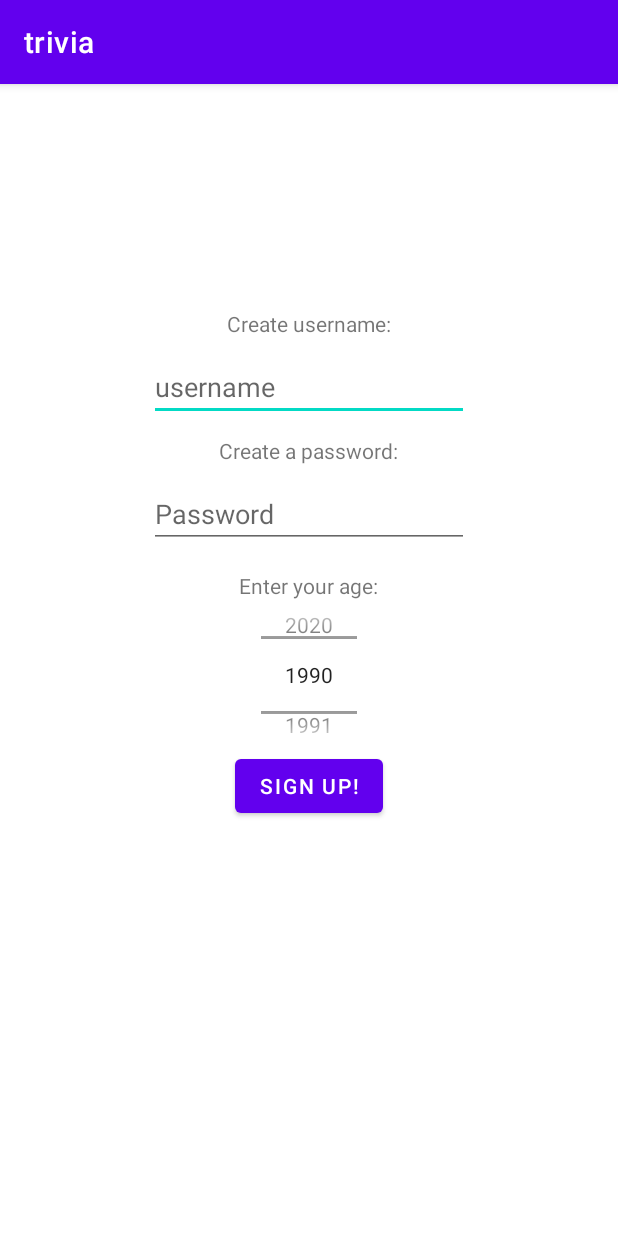
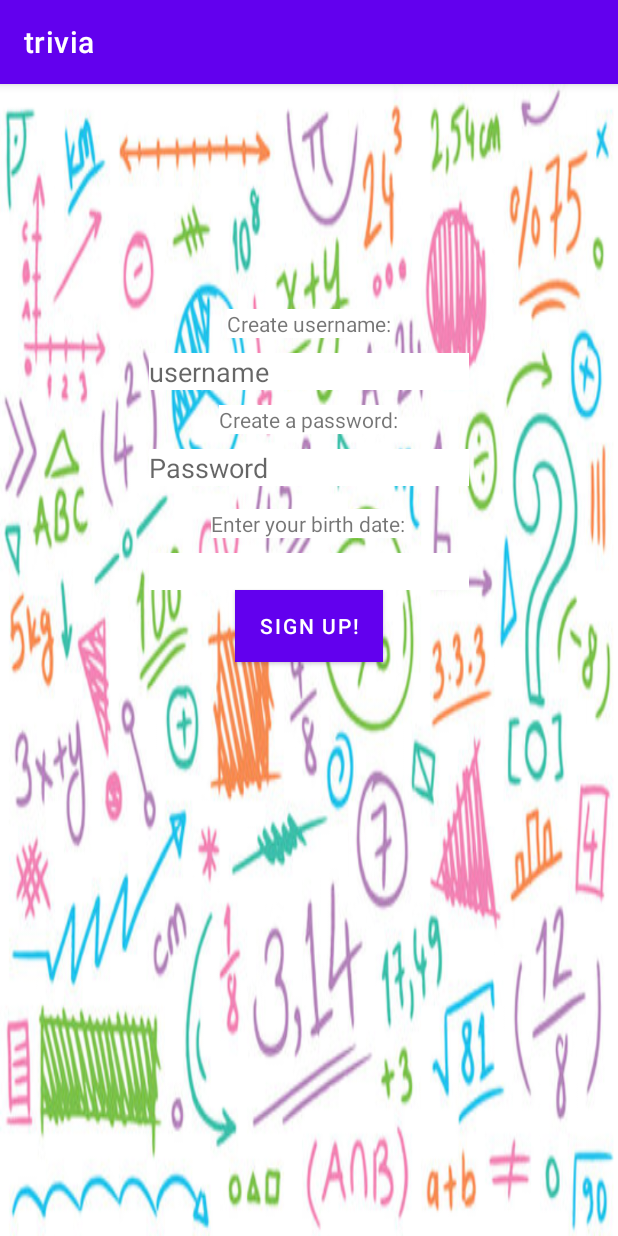
Before and after one commit to swiftie1321/TriviaProject, an Android app: the SignUpScreen screen opened directly, with no data from a screen before it, on a phone screen of 412 x 824 dp. Run offline under Robolectric (Android 15) with nearby library versions, the light colour scheme and no system bars.

Commit message:
New background and perhaps managed to fix execution problem.

```diff
--- a/app/src/main/java/com/example/trivia/MainActivity.java
+++ b/app/src/main/java/com/example/trivia/MainActivity.java
@@ -22,9 +22,6 @@ public class MainActivity extends AppCompatActivity implements View.OnClickListe
     protected void onCreate(Bundle savedInstanceState) {
         super.onCreate(savedInstanceState);
         setContentView(R.layout.activity_main);
-
-        //Dark mode button
-        dark_mode_switch = (Switch) findViewById(R.id.dark_mode);
 
         //Sign Up and Log In Buttons
         sign_up = findViewById(R.id.sign_up_button);
--- a/app/src/main/java/com/example/trivia/SignUpScreen.java
+++ b/app/src/main/java/com/example/trivia/SignUpScreen.java
@@ -34,20 +34,11 @@ public class SignUpScreen extends AppCompatActivity implements View.OnClickListe
         signed_up_go_to_next_activity = findViewById(R.id.signed_up_button);
         username = findViewById(R.id.editTextPersonName);
         password = findViewById(R.id.editTextNumberPassword);
-        entered_user_age = findViewById(R.id.userAge);
-
-        entered_user_age.setMinValue(1990);
-        entered_user_age.setMaxValue(2020);
 
         signed_up_go_to_next_activity.setOnClickListener(this);
         users_list = getSharedPreferences("usersList", 0);
 
-        entered_user_age.setOnValueChangedListener(new NumberPicker.OnValueChangeListener() {
-            @Override
-            public void onValueChange(NumberPicker picker, int oldVal, int newVal) {
-                age.setText(newVal);
-            }
-        });
+
     }
 
     @Override
--- a/app/src/main/res/layout/activity_logged__in__screen.xml
+++ b/app/src/main/res/layout/activity_logged__in__screen.xml
@@ -5,7 +5,8 @@
     android:layout_width="match_parent"
     android:layout_height="match_parent"
     android:orientation="vertical"
-    tools:context=".SignUpScreen">
+    tools:context=".SignUpScreen"
+    android:background="@drawable/math_background">
 
     <TextView
         android:id="@+id/usernameDisplay"
--- a/app/src/main/res/layout/activity_sign_up_screen.xml
+++ b/app/src/main/res/layout/activity_sign_up_screen.xml
@@ -5,17 +5,20 @@
     android:layout_width="match_parent"
     android:layout_height="match_parent"
     android:orientation="vertical"
-    tools:context=".SignUpScreen">
+    tools:context=".SignUpScreen"
+    android:background="@drawable/math_background">
 
     <TextView
         android:layout_width="wrap_content"
         android:layout_height="wrap_content"
+        android:background="@color/white"
         android:text="Create username:"
         android:layout_gravity="center"
         android:layout_marginTop="150dp"/>
 
     <EditText
         android:id="@+id/editTextPersonName"
+        android:background="@color/white"
         android:layout_width="wrap_content"
         android:layout_height="wrap_content"
         android:layout_marginTop="10dp"
@@ -27,12 +30,14 @@
     <TextView
         android:layout_width="wrap_content"
         android:layout_height="wrap_content"
+        android:background="@color/white"
         android:text="Create a password:"
         android:layout_gravity="center"
         android:layout_marginTop="10dp"/>
 
     <EditText
         android:id="@+id/editTextNumberPassword"
+        android:background="@color/white"
         android:layout_width="wrap_content"
         android:layout_height="wrap_content"
         android:layout_marginTop="10dp"
@@ -44,18 +49,23 @@
     <TextView
         android:layout_width="wrap_content"
         android:layout_height="wrap_content"
-        android:text="Enter your age:"
+        android:background="@color/white"
+        android:text="Enter your birth date:"
         android:layout_gravity="center"
         android:layout_marginTop="15dp"/>
 
-    <NumberPicker
-        android:id="@+id/userAge"
+    <EditText
         android:layout_width="wrap_content"
-        android:layout_height="100dp"
-        android:layout_gravity="center" />
+        android:layout_height="wrap_content"
+        android:background="@color/white"
+        android:layout_marginTop="10dp"
+        android:layout_gravity="center"
+        android:ems="10"
+        android:inputType="date"/>
 
     <Button
         android:id="@+id/signed_up_button"
+        android:background="@android:color/white"
         android:layout_width="wrap_content"
         android:layout_height="wrap_content"
         android:text="Sign Up!"
```
Also changed, not shown: app/src/main/res/layout/activity_game.xml (+4 -3 lines), app/src/main/res/layout/activity_main.xml (+11 -10 lines), app/src/main/res/drawable-normal/math_background.jpg (added), app/src/main/res/drawable-normal/mathematics_background.jpg (added), 1 other file.
